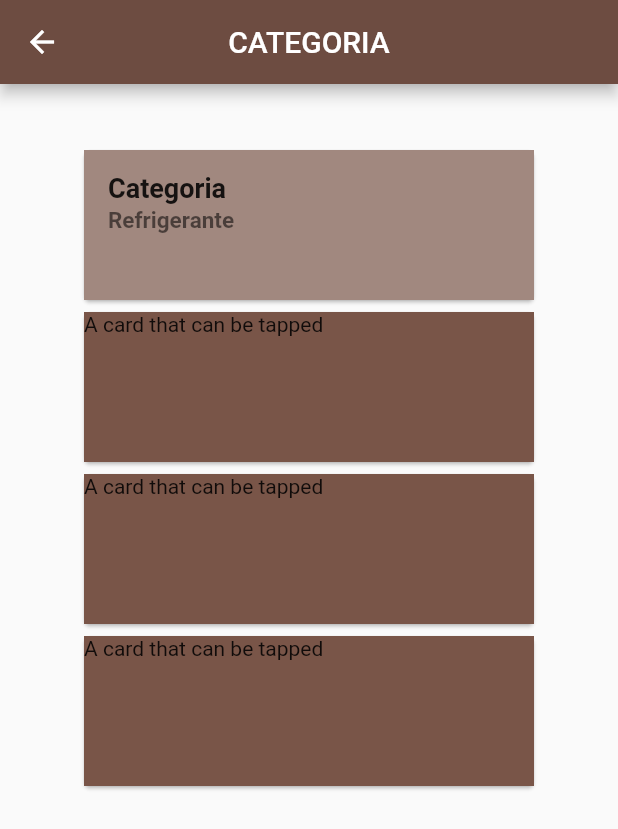
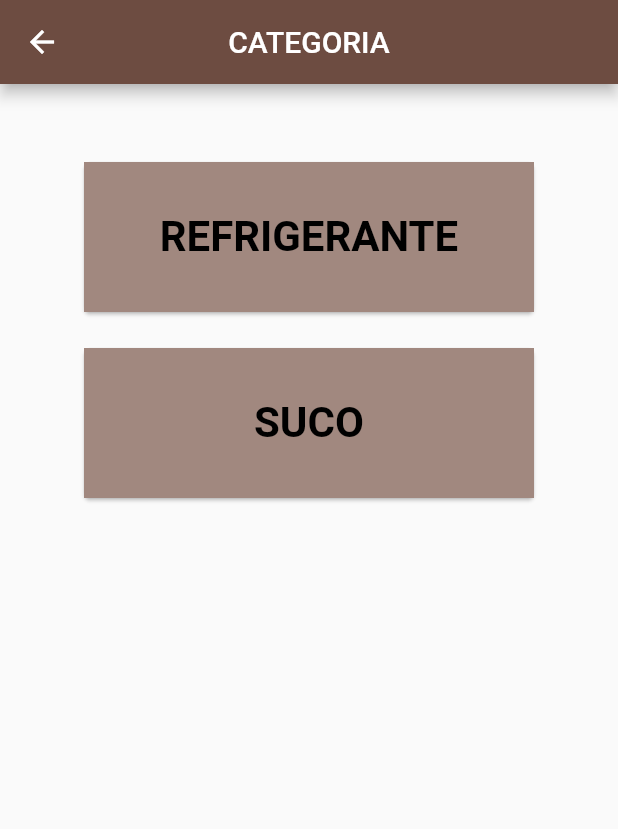
Before and after one commit to DanielSantiago1/Famintos-Mobile, a Flutter app: the MenuList widget shown alone on an empty page, opened directly, after a tap on "CATEGORIA", on a phone screen of 412 x 824 dp. Shown: the top 829 px of the screen. Run offline on Flutter 3.47's test engine with Material 2 defaults, Android fonts, the light colour scheme and no system bars; our stand-ins replace dio, rxdart.

Commit message:
[restante das tela]
Signed-off-by: Ericton <erictonbrito@outlook.com>

```diff
--- a/famintos_mobile/lib/src/pages/categoria/categoria.dart
+++ b/famintos_mobile/lib/src/pages/categoria/categoria.dart
@@ -1,4 +1,6 @@
-import 'package:famintos_mobile/src/pages/listaCategoria/comboEspecial.dart';
+import 'package:famintos_mobile/src/pages/listaCategoria/refrigerantePage.dart';
+import 'package:famintos_mobile/src/pages/listaCategoria/sucoPage.dart';
+import 'package:famintos_mobile/src/pages/pedidoAceito/pedidoAceito.dart';
 import 'package:flutter/material.dart';
 
 class CategotiaPage extends StatefulWidget {
@@ -27,88 +29,114 @@ class _CategotiaPageState extends State<CategotiaPage> {
             padding: const EdgeInsets.all(25.0),
             child: Column(
               children: <Widget>[
-                Card(
+                Padding(
+                  padding: const EdgeInsets.all(8.0),
+                  child: Card(
                     child: InkWell(
                         splashColor: Colors.blue.withAlpha(30),
-                    onTap: () {
-                      print('Card tapped.');
-                    },
+                        onTap: () => Navigator.push(
+                          context,
+                          MaterialPageRoute(
+                              builder: (context) => RefrigentantePage()),
+                        ),
                         child: Container(
                           color: Colors.brown[300],
                           width: 300,
                           height: 100,
                           child: Center(
-                          child: ListView(
-                            children: <Widget>[
-                              ListTile(
-                                title: Text(
-                                  'Categoria',
+                            child: Text('REFRIGERANTE',
                               style: TextStyle(
+                                  fontSize: 28,
                                   fontWeight: FontWeight.bold,
-                                    fontSize: 18,
-                                  ),
-
-                                ),subtitle: Text(
-                                'Refrigerante',
-                                style: TextStyle(
-                                  fontWeight: FontWeight.bold,
-                                  fontSize: 15,
+                                  color: Colors.black
                               ),
                             ),
+                          ),
+                        )
+                    ),
+                  ),
+                ),
+                Padding(
+                  padding: const EdgeInsets.all(8.0),
+                  child: Card(
+                    child: InkWell(
+                        splashColor: Colors.blue.withAlpha(30),
                         onTap: () => Navigator.push(
                           context,
                           MaterialPageRoute(
-                                      builder: (context) => ComboEspecialPage()),
+                              builder: (context) => SucoPage()),
                         ),
-                              ),
-                            ],
+                        child: Container(
+                          color: Colors.brown[300],
+                          width: 300,
+                          height: 100,
+                          child: Center(
+                            child: Text('SUCO',
+                              style: TextStyle(
+                                  fontSize: 28,
+                                  fontWeight: FontWeight.bold,
+                                  color: Colors.black
                               ),
                             ),
                           ),
-                  ),
-                ),
-                Card(
-                  child: InkWell(
-                    splashColor: Colors.blue.withAlpha(30),
-                    onTap: () {
-                      print('Card tapped.');
-                    },
-                    child: Container(
-                      color: Colors.brown,
-                      width: 300,
-                      height: 100,
-                      child: Text('A card that can be tapped'),
+                        )
                     ),
                   ),
                 ),
-                Card(
-                  child: InkWell(
-                    splashColor: Colors.blue.withAlpha(30),
-                    onTap: () {
-                      print('Card tapped.');
-                    },
-                    child: Container(
-                      color: Colors.brown,
-                      width: 300,
-                      height: 100,
-                      child: Text('A card that can be tapped'),
-                    ),
-                  ),
-                ),
-                Card(
-                  child: InkWell(
-                    splashColor: Colors.blue.withAlpha(30),
-                    onTap: () {
-                      print('Card tapped.');
-                    },
-                    child: Container(
-                      color: Colors.brown,
-                      width: 300,
-                      height: 100,
-                      child: Text('A card that can be tapped'),
-                    ),
-                  ),
-                ),
+                // Padding(
+                //   padding: const EdgeInsets.all(8.0),
+                //   child: Card(
+                //     child: InkWell(
+                //         splashColor: Colors.blue.withAlpha(30),
+                //         onTap: () => Navigator.push(
+                //           context,
+                //           MaterialPageRoute(
+                //               builder: (context) => SanduichePage()),
+                //         ),
+                //         child: Container(
+                //           color: Colors.brown[300],
+                //           width: 300,
+                //           height: 100,
+                //           child: Center(
+                //             child: Text('SANDUICHES',
+                //               style: TextStyle(
+                //                   fontSize: 28,
+                //                   fontWeight: FontWeight.bold,
+                //                   color: Colors.black
+                //               ),
+                //             ),
+                //           ),
+                //         )
+                //     ),
+                //   ),
+                // ),
+                // Padding(
+                //   padding: const EdgeInsets.all(8.0),
+                //   child: Card(
+                //     child: InkWell(
+                //       splashColor: Colors.blue.withAlpha(30),
+                //       onTap: () => Navigator.push(
+                //         context,
+                //         MaterialPageRoute(
+                //             builder: (context) => CategotiaPage()),
+                //       ),
+                //       child: Container(
+                //           color: Colors.brown[300],
+                //           width: 300,
+                //           height: 100,
+                //           child: Center(
+                //             child: Text('BEBIDAS',
+                //               style: TextStyle(
+                //                   fontSize: 28,
+                //                   fontWeight: FontWeight.bold,
+                //                   color: Colors.black
+                //               ),
+                //             ),
+                //           )
+                //       ),
+                //     ),
+                //   ),
+                // ),
               ],
             ),
           ),
--- a/famintos_mobile/lib/src/pages/lista/menulist.dart
+++ b/famintos_mobile/lib/src/pages/lista/menulist.dart
@@ -1,6 +1,7 @@
 import 'package:famintos_mobile/src/pages/cardapio/cardapio.dart';
 
 import 'package:famintos_mobile/src/pages/categoria/categoria.dart';
+import 'package:famintos_mobile/src/pages/comandaPage/comandaPage.dart';
 import 'package:famintos_mobile/src/pages/sobre/sobre.dart';
 import 'package:flutter/material.dart';
 import 'dart:io';
@@ -10,11 +11,32 @@ class MenuList extends StatelessWidget {
   @override
   Widget build(BuildContext context) {
     return Drawer(
-
-      child: Container(
-        padding: EdgeInsets.only(top:150),
-        child: Column(
-          children: <Widget> [
+      elevation: 10,
+      child: ListView(
+        children: <Widget>[
+          DrawerHeader(
+            child: Image.asset('assets/images/icon_famintos.png'),
+            decoration: BoxDecoration(
+              borderRadius: BorderRadius.only(
+                bottomLeft: Radius.circular(30),
+                bottomRight: Radius.circular(30),
+              ),
+              gradient: RadialGradient(
+                colors: <Color>[
+                  Color(0xFFEECE),
+                  Colors.brown[600],
+                ],
+              ),
+            ),
+          ),
+          ListTile(
+            //leading: Icon(Icons.dashboard),
+            title: Text("Comanda".toUpperCase(), style: TextStyle(fontSize: 16, fontWeight: FontWeight.bold),),
+            onTap: (){
+              Navigator.push(context, MaterialPageRoute(
+                  builder: (BuildContext context) => ComandaPage()));
+            },
+          ),
           ListTile(
             //leading: Icon(Icons.dashboard),
             title: Text("Cardapio".toUpperCase(), style: TextStyle(fontSize: 16, fontWeight: FontWeight.bold),),
@@ -46,7 +68,6 @@ class MenuList extends StatelessWidget {
           ),
         ],
       ),
-      )
     );
   }
 }
--- a/famintos_mobile/pubspec.yaml
+++ b/famintos_mobile/pubspec.yaml
@@ -61,6 +61,7 @@ flutter:
   assets:
     - assets/images/icon_famintos.png
     - assets/images/icon_splash.png
+    - assets/images/icon_aceito.png
     - assets/images/moca.png
 
   # An image asset can refer to one or more resolution-specific "variants", see
```
Also changed, not shown: famintos_mobile/lib/src/pages/cardapio/cardapio.dart (+5 -5 lines), famintos_mobile/lib/src/pages/comandaPage/comandaPage.dart (added, +18 -0 lines), famintos_mobile/lib/src/pages/finalizarComprar/finalizarComprar.dart (added, +19 -0 lines), famintos_mobile/lib/src/pages/listaCategoria/refrigerantePage.dart (added, +19 -0 lines), famintos_mobile/lib/src/pages/listaCategoria/sucoPage.dart (added, +19 -0 lines), famintos_mobile/lib/src/pages/pedidoAceito/pedidoAceito.dart (added, +25 -0 lines), famintos_mobile/lib/src/pages/pedidoEnviado/pedidoenviado.dart (added, +25 -0 lines), famintos_mobile/assets/images/icon_aceito.png (added), famintos_mobile/lib/src/pages/listaCardapio/bebidasPages.dart (renamed from famintos_mobile/lib/src/pages/listaCategoria/bebidasPages.dart), famintos_mobile/lib/src/pages/listaCardapio/comboEspecial.dart (renamed from famintos_mobile/lib/src/pages/listaCategoria/comboEspecial.dart), famintos_mobile/lib/src/pages/listaCardapio/pizzaPage.dart (renamed from famintos_mobile/lib/src/pages/listaCategoria/pizzaPage.dart), famintos_mobile/lib/src/pages/listaCardapio/sanduichesPage.dart (renamed from famintos_mobile/lib/src/pages/listaCategoria/sanduichesPage.dart). Lines whose indentation alone changed are shown as unchanged.
